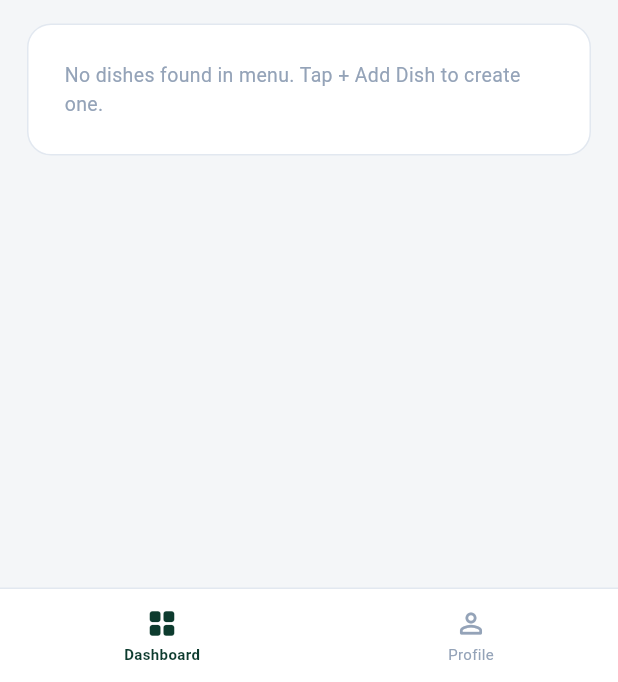
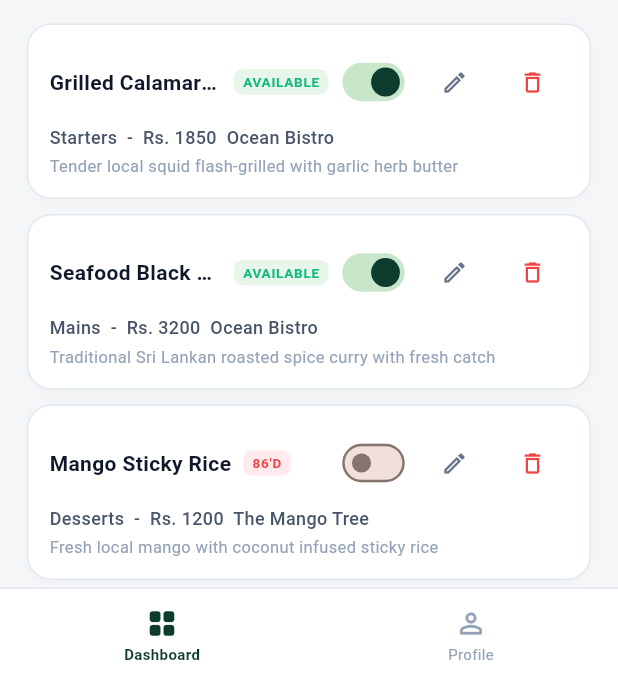
Before and after one commit to Dulina2002/restaurant_queue_app, a Flutter app: the ManagerDashboardScreen screen opened directly, after a tap on "Tables", after a tap on "Live Menu", on a phone screen of 412 x 824 dp, the part 554-1236 px from its top. Run offline on Flutter 3.47's test engine with Material 3 defaults, Android fonts, the light colour scheme and no system bars; our stand-ins replace flutter_dotenv, image_picker, shared_preferences, supabase_flutter; accounts and stored records are empty; statements that could not run were skipped.

Commit message:
fix(live-menu): resolve initial stream emission and filter matching for live menu dishes

```diff
--- a/lib/services/restaurant_database_service.dart
+++ b/lib/services/restaurant_database_service.dart
@@ -133,13 +133,16 @@ class RestaurantDatabaseService {
   // --- 2. LIVE QUEUE ---
   // ==========================================
 
-  Stream<List<QueueEntryModel>> streamQueue(String restaurantId) {
-    Future.microtask(() => _queueStreamController.add(
-      _fallbackQueue.where((q) => q.status != QueueStatus.seated && q.status != QueueStatus.cancelled).toList(),
-    ));
-    return _queueStreamController.stream.map(
-      (list) => list.where((q) => (q.restaurantId == restaurantId || restaurantId == 'ocean_bistro') && q.status != QueueStatus.seated && q.status != QueueStatus.cancelled).toList(),
-    );
+  Stream<List<QueueEntryModel>> streamQueue(String restaurantId) async* {
+    List<QueueEntryModel> filter(List<QueueEntryModel> list) {
+      return list.where((q) => (q.restaurantId == restaurantId || restaurantId == 'ocean_bistro') && q.status != QueueStatus.seated && q.status != QueueStatus.cancelled).toList();
+    }
+
+    yield filter(_fallbackQueue);
+
+    await for (final list in _queueStreamController.stream) {
+      yield filter(list);
+    }
   }
 
   Stream<List<QueueEntryModel>> streamActiveQueue({String restaurantId = 'ocean_bistro'}) {
@@ -150,11 +153,16 @@ class RestaurantDatabaseService {
     return _supabaseService.streamCustomerActiveQueue(userId);
   }
 
-  Stream<List<QueueEntryModel>> streamAllQueueEntries({String restaurantId = 'ocean_bistro'}) {
-    Future.microtask(() => _queueStreamController.add(List.from(_fallbackQueue)));
-    return _queueStreamController.stream.map(
-      (list) => list.where((q) => q.restaurantId == restaurantId || restaurantId == 'ocean_bistro').toList(),
-    );
+  Stream<List<QueueEntryModel>> streamAllQueueEntries({String restaurantId = 'ocean_bistro'}) async* {
+    List<QueueEntryModel> filter(List<QueueEntryModel> list) {
+      return list.where((q) => q.restaurantId == restaurantId || restaurantId == 'ocean_bistro').toList();
+    }
+
+    yield filter(_fallbackQueue);
+
+    await for (final list in _queueStreamController.stream) {
+      yield filter(list);
+    }
   }
 
   Future<QueueEntryModel> joinQueue({
@@ -224,8 +232,16 @@ class RestaurantDatabaseService {
   // --- 3. TABLES MANAGEMENT ---
   // ==========================================
 
-  Stream<List<PhysicalTable>> streamTables({String restaurantId = 'ocean_bistro'}) {
-    return _supabaseService.streamTables(restaurantId: restaurantId);
+  Stream<List<PhysicalTable>> streamTables({String restaurantId = 'ocean_bistro'}) async* {
+    List<PhysicalTable> filter(List<PhysicalTable> list) {
+      return list.where((t) => t.restaurantId == restaurantId || restaurantId == 'ocean_bistro').toList();
+    }
+
+    yield filter(_fallbackTables);
+
+    await for (final list in _tablesStreamController.stream) {
+      yield filter(list);
+    }
   }
 
   Future<List<PhysicalTable>> getTables({String restaurantId = 'ocean_bistro'}) async {
@@ -316,8 +332,19 @@ class RestaurantDatabaseService {
   // --- 4. LIVE MENU DISHES ---
   // ==========================================
 
-  Stream<List<LiveMenuDish>> streamLiveMenu({String restaurantId = 'ocean_bistro'}) {
-    return _supabaseService.streamMenuDishes(restaurantId: restaurantId);
+  Stream<List<LiveMenuDish>> streamLiveMenu({String restaurantId = 'All'}) async* {
+    List<LiveMenuDish> filter(List<LiveMenuDish> list) {
+      if (restaurantId == 'All' || restaurantId.isEmpty) {
+        return list;
+      }
+      return list.where((d) => d.restaurantId == restaurantId || d.restaurant == restaurantId).toList();
+    }
+
+    yield filter(_fallbackDishes);
+
+    await for (final list in _dishesStreamController.stream) {
+      yield filter(list);
+    }
   }
 
   Future<LiveMenuDish> addMenuItem(LiveMenuDish dish) async {
--- a/lib/services/supabase_service.dart
+++ b/lib/services/supabase_service.dart
@@ -609,12 +609,13 @@ class SupabaseService {
   }
 
   Stream<List<LiveMenuDish>> streamMenuDishes({String? restaurantId}) {
+    final showAll = restaurantId == null || restaurantId == 'All' || restaurantId.isEmpty;
     final client = _client;
     if (client == null) {
       return Stream.value(
-        restaurantId != null
-            ? LiveMenuDish.mockList().where((d) => d.restaurantId == restaurantId).toList()
-            : LiveMenuDish.mockList(),
+        showAll
+            ? LiveMenuDish.mockList()
+            : LiveMenuDish.mockList().where((d) => d.restaurantId == restaurantId || d.restaurant == restaurantId).toList(),
       );
     }
 
@@ -624,7 +625,7 @@ class SupabaseService {
           .stream(primaryKey: ['id'])
           .map((data) {
             final list = data
-                .where((row) => restaurantId == null || row['restaurant_id']?.toString() == restaurantId)
+                .where((row) => showAll || row['restaurant_id']?.toString() == restaurantId || row['restaurant']?.toString() == restaurantId)
                 .map((row) => LiveMenuDish(
                       id: row['id'].toString(),
                       restaurantId: row['restaurant_id']?.toString() ?? 'ocean_bistro',
@@ -637,18 +638,18 @@ class SupabaseService {
                     ))
                 .toList();
             return list.isEmpty
-                ? (restaurantId != null
-                    ? LiveMenuDish.mockList().where((d) => d.restaurantId == restaurantId).toList()
-                    : LiveMenuDish.mockList())
+                ? (showAll
+                    ? LiveMenuDish.mockList()
+                    : LiveMenuDish.mockList().where((d) => d.restaurantId == restaurantId || d.restaurant == restaurantId).toList())
                 : list;
           })
-          .handleError((_) => restaurantId != null
-              ? LiveMenuDish.mockList().where((d) => d.restaurantId == restaurantId).toList()
-              : LiveMenuDish.mockList());
+          .handleError((_) => showAll
+              ? LiveMenuDish.mockList()
+              : LiveMenuDish.mockList().where((d) => d.restaurantId == restaurantId || d.restaurant == restaurantId).toList());
     } catch (_) {
-      return Stream.value(restaurantId != null
-          ? LiveMenuDish.mockList().where((d) => d.restaurantId == restaurantId).toList()
-          : LiveMenuDish.mockList());
+      return Stream.value(showAll
+          ? LiveMenuDish.mockList()
+          : LiveMenuDish.mockList().where((d) => d.restaurantId == restaurantId || d.restaurant == restaurantId).toList());
     }
   }
 }
```
Also changed, not shown: lib/features/manager/presentation/widgets/live_menu_tab_widget.dart (+25 -4 lines).
